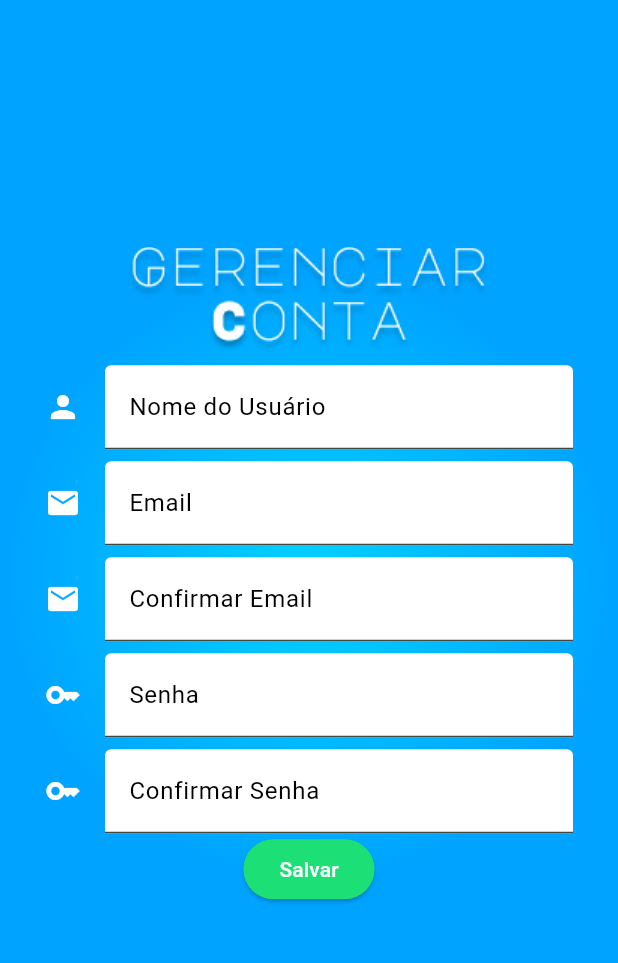
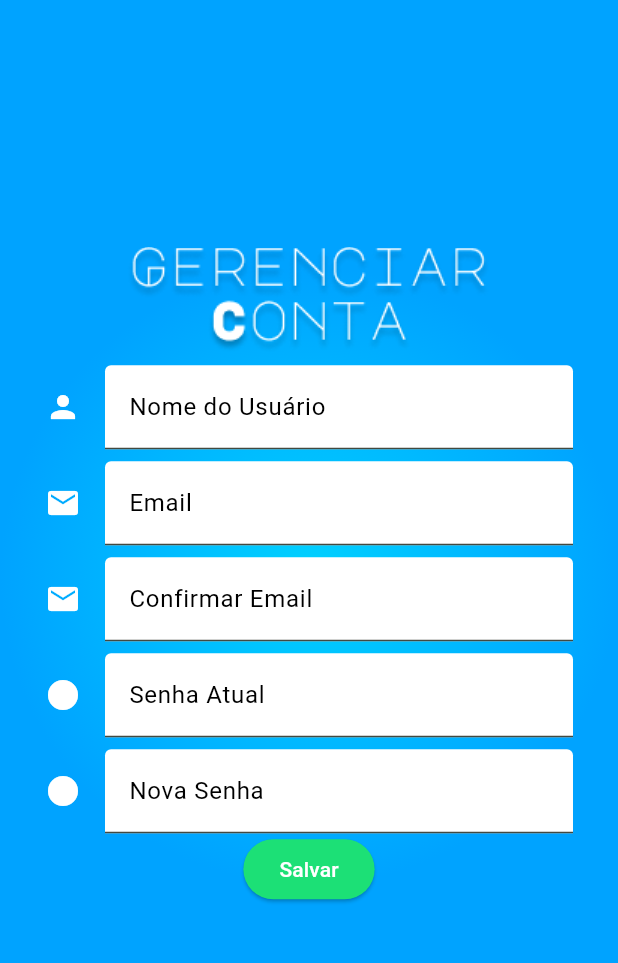
Before and after one commit to quinhas123/monocle, a Flutter app: the ManageAccountStateless screen opened directly, on a phone screen of 412 x 824 dp, the part 84-1047 px from its top. Run offline on Flutter 3.47's test engine with Material 3 defaults, Android fonts, the phone set to English and light mode, and no system bars; our stand-ins replace firebase_auth, firebase_core, flutter_speed_dial; accounts and stored records are empty.

Commit message:
atualização de campos na página de gerenciar conta

```diff
--- a/lib/pages/manage_account_page.dart
+++ b/lib/pages/manage_account_page.dart
@@ -57,7 +57,7 @@ class ManageAccount extends State<ManageAccountStateless> {
         case 'Confirmar Email':
           return const Icon(Icons.email);
         case 'Senha':
-        case 'Confirmar Senha':
+        case 'Confirmar Senha Anterior':
           return const Icon(Icons.key);
         default:
           return const Icon(Icons.circle);
@@ -110,9 +110,9 @@ class ManageAccount extends State<ManageAccountStateless> {
             const Padding(padding: EdgeInsets.all(4.0)),
             _entryField('Confirmar Email', _controllerEmailConfirm),
             const Padding(padding: EdgeInsets.all(4.0)),
-            _entryField('Senha', _controllerPassword),
+            _entryField('Senha Atual', _controllerPassword),
             const Padding(padding: EdgeInsets.all(4.0)),
-            _entryField('Confirmar Senha', _controllerPasswordConfirm),
+            _entryField('Nova Senha', _controllerPasswordConfirm),
             _submitButton(),
           ],
         ),
```
